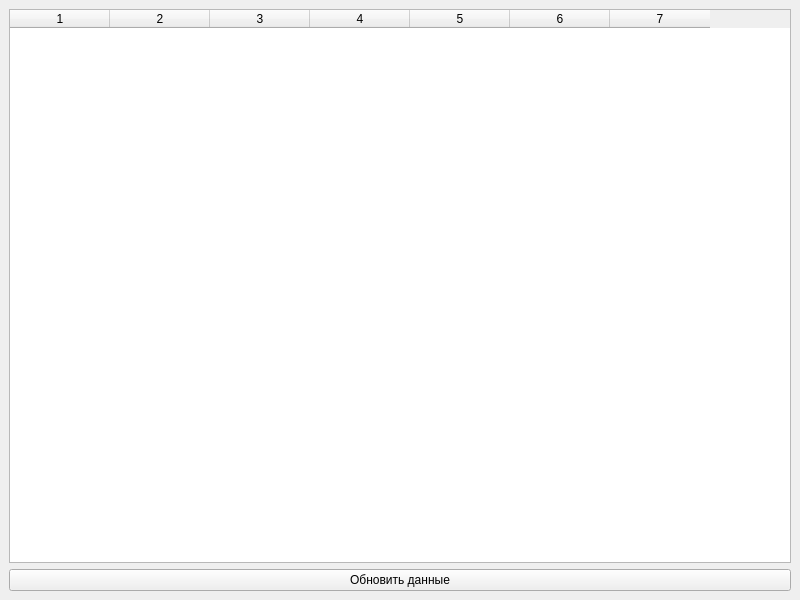
First picture: the form in main.ui, repository Rudnev-Konstantin/Coffee, before the edit.
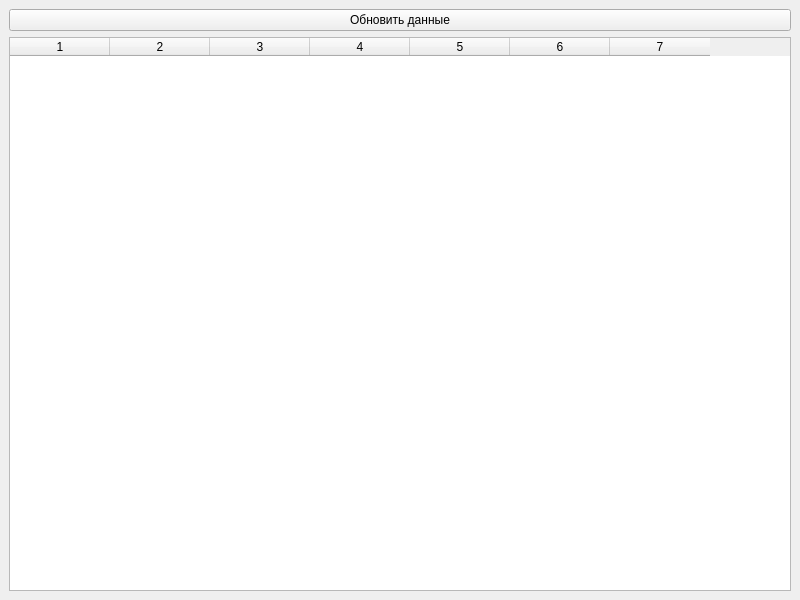
Second picture: the form after the edit.

Commit message: Добавил диалоговое окно в основное, и сделал нужный изменения для его корректной работы

The edit to the form file:
```diff
--- a/main.ui
+++ b/main.ui
@@ -15,6 +15,13 @@
   </property>
   <widget class="QWidget" name="centralwidget">
    <layout class="QVBoxLayout" name="verticalLayout">
+    <item>
+     <widget class="QPushButton" name="refreshButton">
+      <property name="text">
+       <string>Обновить данные</string>
+      </property>
+     </widget>
+    </item>
     <item>
      <widget class="QTableWidget" name="tableWidget">
       <property name="rowCount">
@@ -34,13 +41,13 @@
         <string>Объем упаковки</string>
        </stringlist>
       </property>
-     </widget>
-    </item>
-    <item>
-     <widget class="QPushButton" name="refreshButton">
-      <property name="text">
-       <string>Обновить данные</string>
-      </property>
+      <column/>
+      <column/>
+      <column/>
+      <column/>
+      <column/>
+      <column/>
+      <column/>
      </widget>
     </item>
    </layout>
```
Left out of the diff: 2 changed lines with no effect on the pictures. The commit also changes 5 other files.
